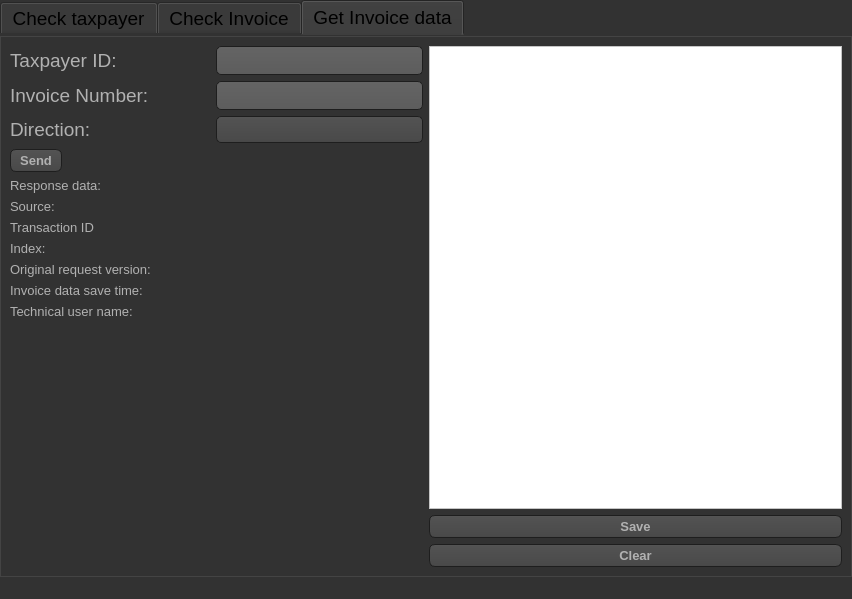
Antonikas58/hungary-app, file child.ui: the form before one commit.
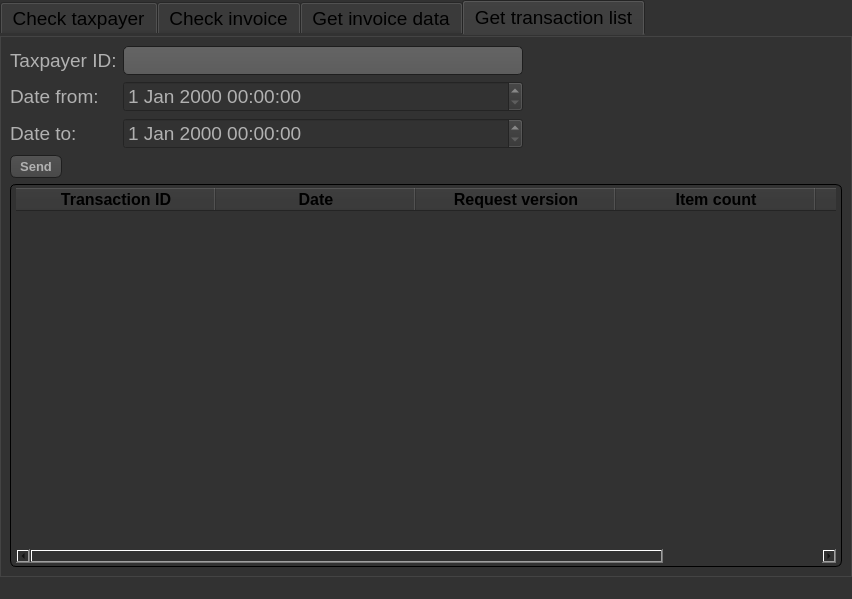
The form after the commit. The open tabs and pages were chosen to show the change. Icons and pictures are not drawn.

Commit message: Get transaction list feature added

What changed in the file:
```diff
--- a/child.ui
+++ b/child.ui
@@ -32,24 +32,7 @@
     <bool>false</bool>
    </property>
    <property name="styleSheet">
-    <string notr="true">
-
-QTreeView, QListView
-{
-    background-color: silver;
-    margin-left: 5px;
-}
-
-QWidget:item:hover
-{
-    background-color: QLinearGradient( x1: 0, y1: 0, x2: 0, y2: 1, stop: 0 #ffa02f, stop: 1 #ca0619);
-    color: #000000;
-}
-
-QWidget:item:selected
-{
-    background-color: QLinearGradient( x1: 0, y1: 0, x2: 0, y2: 1, stop: 0 #ffa02f, stop: 1 #d7801a);
-}</string>
+    <string notr="true"/>
    </property>
    <layout class="QGridLayout" name="gridLayout">
     <property name="leftMargin">
@@ -67,7 +50,7 @@
     <property name="verticalSpacing">
      <number>6</number>
     </property>
-    <item row="0" column="0">
+    <item row="1" column="0">
      <widget class="QTabWidget" name="tabWidget">
       <property name="font">
        <font>
@@ -1162,7 +1145,7 @@
 }</string>
        </property>
        <attribute name="title">
-        <string>Check Invoice</string>
+        <string>Check invoice</string>
        </attribute>
        <layout class="QFormLayout" name="formLayout_3">
         <item row="0" column="0">
@@ -1528,7 +1511,7 @@
 }</string>
        </property>
        <attribute name="title">
-        <string>Get Invoice data</string>
+        <string>Get invoice data</string>
        </attribute>
        <layout class="QHBoxLayout" name="horizontalLayout">
         <item>
@@ -2259,6 +2242,362 @@
         </item>
        </layout>
       </widget>
+      <widget class="QWidget" name="getTransactionListTab">
+       <property name="cursor">
+        <cursorShape>ArrowCursor</cursorShape>
+       </property>
+       <property name="styleSheet">
+        <string notr="true">QTableWidget:item:hover
+{
+	background-color: rgb(170, 255, 255);
+}
+
+
+QTableWidget:item
+{
+   
+	font: 10pt &quot;MS Sans Serif&quot;;
+	background-color: rgb(255, 255, 255);
+	color: rgb(0, 0, 0);
+}
+
+</string>
+       </property>
+       <attribute name="title">
+        <string>Get transaction list</string>
+       </attribute>
+       <layout class="QGridLayout" name="gridLayout_2">
+        <item row="3" column="0">
+         <layout class="QFormLayout" name="formLayout_4">
+          <item row="0" column="0">
+           <widget class="QLabel" name="label_3">
+            <property name="font">
+             <font>
+              <family>MS Sans Serif</family>
+              <pointsize>14</pointsize>
+             </font>
+            </property>
+            <property name="styleSheet">
+             <string notr="true">QLabel {
+
+    color: #b1b1b1;
+}</string>
+            </property>
+            <property name="text">
+             <string>Taxpayer ID:</string>
+            </property>
+           </widget>
+          </item>
+          <item row="0" column="1">
+           <widget class="QLineEdit" name="lineEdit_id_list">
+            <property name="maximumSize">
+             <size>
+              <width>400</width>
+              <height>16777215</height>
+             </size>
+            </property>
+            <property name="font">
+             <font>
+              <family>MS Sans Serif</family>
+              <pointsize>14</pointsize>
+             </font>
+            </property>
+            <property name="styleSheet">
+             <string notr="true">QLineEdit
+{
+       color: #b1b1b1;
+    background-color: QLinearGradient( x1: 0, y1: 0, x2: 0, y2: 1, stop: 0 #4d4d4d, stop: 0 #646464, stop: 1 #5d5d5d);
+    padding: 1px;
+    border-style: solid;
+    border: 1px solid #1e1e1e;
+    border-radius: 5;
+}</string>
+            </property>
+           </widget>
+          </item>
+          <item row="1" column="0">
+           <widget class="QLabel" name="label_4">
+            <property name="font">
+             <font>
+              <family>MS Sans Serif</family>
+              <pointsize>14</pointsize>
+             </font>
+            </property>
+            <property name="styleSheet">
+             <string notr="true">QLabel {
+
+    color: #b1b1b1;
+}</string>
+            </property>
+            <property name="text">
+             <string>Date from:</string>
+            </property>
+           </widget>
+          </item>
+          <item row="1" column="1">
+           <widget class="QDateTimeEdit" name="TimeEdit_from_list">
+            <property name="maximumSize">
+             <size>
+              <width>400</width>
+              <height>16777215</height>
+             </size>
+            </property>
+            <property name="font">
+             <font>
+              <family>MS Sans Serif</family>
+              <pointsize>14</pointsize>
+             </font>
+            </property>
+            <property name="styleSheet">
+             <string notr="true">QDateTimeEdit {
+
+    color: #b1b1b1;
+}</string>
+            </property>
+           </widget>
+          </item>
+          <item row="2" column="0">
+           <widget class="QLabel" name="label_5">
+            <property name="font">
+             <font>
+              <family>MS Sans Serif</family>
+              <pointsize>14</pointsize>
+             </font>
+            </property>
+            <property name="styleSheet">
+             <string notr="true">QLabel {
+
+    color: #b1b1b1;
+}</string>
+            </property>
+            <property name="text">
+             <string>Date to:</string>
+            </property>
+           </widget>
+          </item>
+          <item row="2" column="1">
+           <widget class="QDateTimeEdit" name="TimeEdit_to_list">
+            <property name="maximumSize">
+             <size>
+              <width>400</width>
+              <height>16777215</height>
+             </size>
+            </property>
+            <property name="font">
+             <font>
+              <family>MS Sans Serif</family>
+              <pointsize>14</pointsize>
+             </font>
+            </property>
+            <property name="styleSheet">
+             <string notr="true">QDateTimeEdit {
+
+    color: #b1b1b1;
+}</string>
+            </property>
+           </widget>
+          </item>
+          <item row="3" column="0">
+           <widget class="QPushButton" name="pushButton_send_list">
+            <property name="font">
+             <font>
+              <family>MS Sans Serif</family>
+              <pointsize>10</pointsize>
+              <weight>75</weight>
+              <bold>true</bold>
+             </font>
+            </property>
+            <property name="styleSheet">
+             <string notr="true">QPushButton
+{
+    color: #b1b1b1;
+    background-color: QLinearGradient( x1: 0, y1: 0, x2: 0, y2: 1, stop: 0 #565656, stop: 0.1 #525252, stop: 0.5 #4e4e4e, stop: 0.9 #4a4a4a, stop: 1 #464646);
+    border-width: 1px;
+    border-color: #1e1e1e;
+    border-style: solid;
+    border-radius: 6;
+    padding: 3px;
+    padding-left: 5px;
+    padding-right: 5px;
+    min-width: 40px;
+}
+
+QPushButton:pressed
+{
+    background-color: QLinearGradient( x1: 0, y1: 0, x2: 0, y2: 1, stop: 0 #2d2d2d, stop: 0.1 #2b2b2b, stop: 0.5 #292929, stop: 0.9 #282828, stop: 1 #252525);
+}
+
+QComboBox:hover,QPushButton:hover
+{
+    border: 2px solid QLinearGradient( x1: 0, y1: 0, x2: 0, y2: 1, stop: 0 #ffa02f, stop: 1 #d7801a);
+}</string>
+            </property>
+            <property name="text">
+             <string>Send</string>
+            </property>
+           </widget>
+          </item>
+          <item row="4" column="0" colspan="2">
+           <widget class="QTableWidget" name="table_list">
+            <property name="font">
+             <font>
+              <family>MS Sans Serif</family>
+              <pointsize>10</pointsize>
+              <weight>75</weight>
+              <bold>true</bold>
+             </font>
+            </property>
+            <property name="focusPolicy">
+             <enum>Qt::StrongFocus</enum>
+            </property>
+            <property name="autoFillBackground">
+             <bool>false</bool>
+            </property>
+            <property name="styleSheet">
+             <string notr="true">QTableWidget
+{  
+    border-width: 1px;
+    border-color: black;
+    border-style: solid;
+    border-radius: 6;
+    padding: 3px;
+    padding-left: 5px;
+    padding-right: 5px;
+    min-width: 40px;
+
+}
+
+</string>
+            </property>
+            <property name="lineWidth">
+             <number>1</number>
+            </property>
+            <property name="sortingEnabled">
+             <bool>true</bool>
+            </property>
+            <property name="cornerButtonEnabled">
+             <bool>true</bool>
+            </property>
+            <property name="columnCount">
+             <number>5</number>
+            </property>
+            <attribute name="horizontalHeaderCascadingSectionResizes">
+             <bool>false</bool>
+            </attribute>
+            <attribute name="horizontalHeaderMinimumSectionSize">
+             <number>39</number>
+            </attribute>
+            <attribute name="horizontalHeaderDefaultSectionSize">
+             <number>200</number>
+            </attribute>
+            <attribute name="horizontalHeaderHighlightSections">
+             <bool>true</bool>
+            </attribute>
+            <attribute name="horizontalHeaderStretchLastSection">
+             <bool>false</bool>
+            </attribute>
+            <column>
+             <property name="text">
+              <string>Transaction ID</string>
+             </property>
+             <property name="font">
+              <font>
+               <family>MS Sans Serif</family>
+               <pointsize>12</pointsize>
+               <weight>75</weight>
+               <bold>true</bold>
+              </font>
+             </property>
+             <property name="background">
+              <color>
+               <red>0</red>
+               <green>0</green>
+               <blue>0</blue>
+              </color>
+             </property>
+             <property name="foreground">
+              <brush brushstyle="SolidPattern">
+               <color alpha="255">
+                <red>0</red>
+                <green>0</green>
+                <blue>0</blue>
+               </color>
+              </brush>
+             </property>
+            </column>
+            <column>
+             <property name="text">
+              <string>Date</string>
+             </property>
+             <property name="font">
+              <font>
+               <family>MS Sans Serif</family>
+               <pointsize>12</pointsize>
+               <weight>75</weight>
+               <bold>true</bold>
+              </font>
+             </property>
+            </column>
+            <column>
+             <property name="text">
+              <string>Request version</string>
+             </property>
+             <property name="font">
+              <font>
+               <family>MS Sans Serif</family>
+               <pointsize>12</pointsize>
+               <weight>75</weight>
+               <bold>true</bold>
+              </font>
+             </property>
+            </column>
+            <column>
+             <property name="text">
+              <string>Item count</string>
+             </property>
+             <property name="font">
+              <font>
+               <family>MS Sans Serif</family>
+               <pointsize>12</pointsize>
+               <weight>75</weight>
+               <bold>true</bold>
+              </font>
+             </property>
+            </column>
+            <column>
+             <property name="text">
+              <string>Status</string>
+             </property>
+             <property name="font">
+              <font>
+               <family>MS Sans Serif</family>
+               <pointsize>12</pointsize>
+               <weight>75</weight>
+               <bold>true</bold>
+              </font>
+             </property>
+            </column>
+           </widget>
+          </item>
+          <item row="3" column="1">
+           <widget class="QLabel" name="label_error_list">
+            <property name="font">
+             <font>
+              <family>MS Sans Serif</family>
+              <pointsize>12</pointsize>
+              <weight>75</weight>
+              <bold>true</bold>
+             </font>
+            </property>
+            <property name="text">
+             <string/>
+            </property>
+           </widget>
+          </item>
+         </layout>
+        </item>
+       </layout>
+      </widget>
      </widget>
     </item>
    </layout>
```
Left out of the diff: 10 changed lines with no effect on the pictures. The commit also changes 10 other files.
